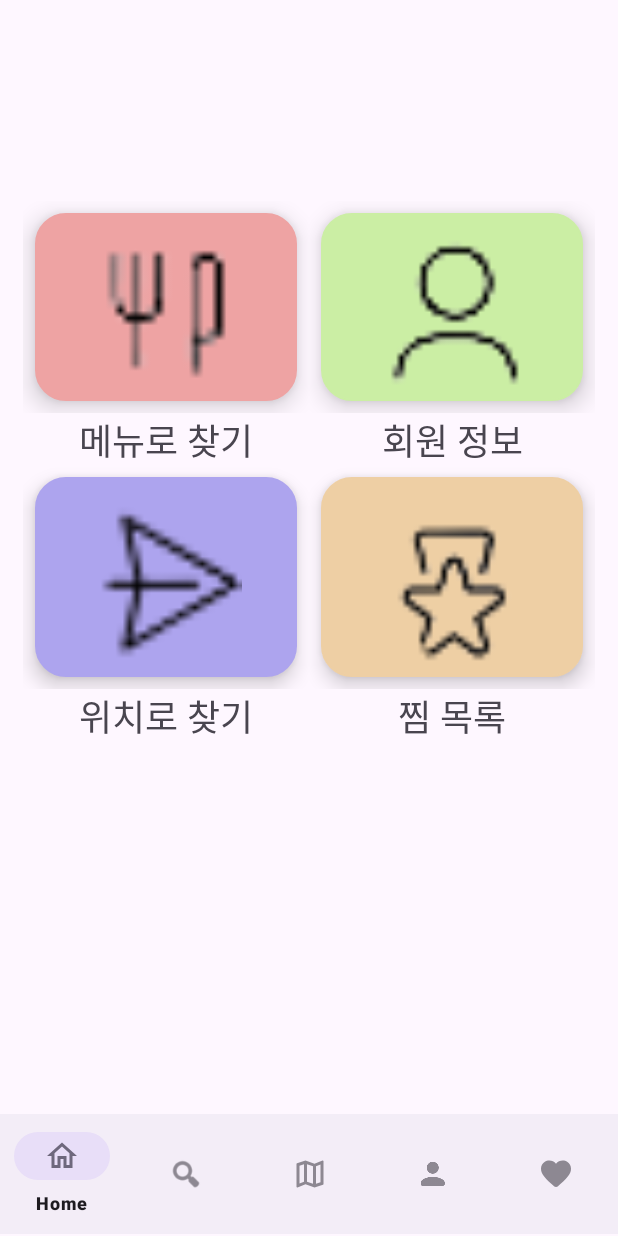
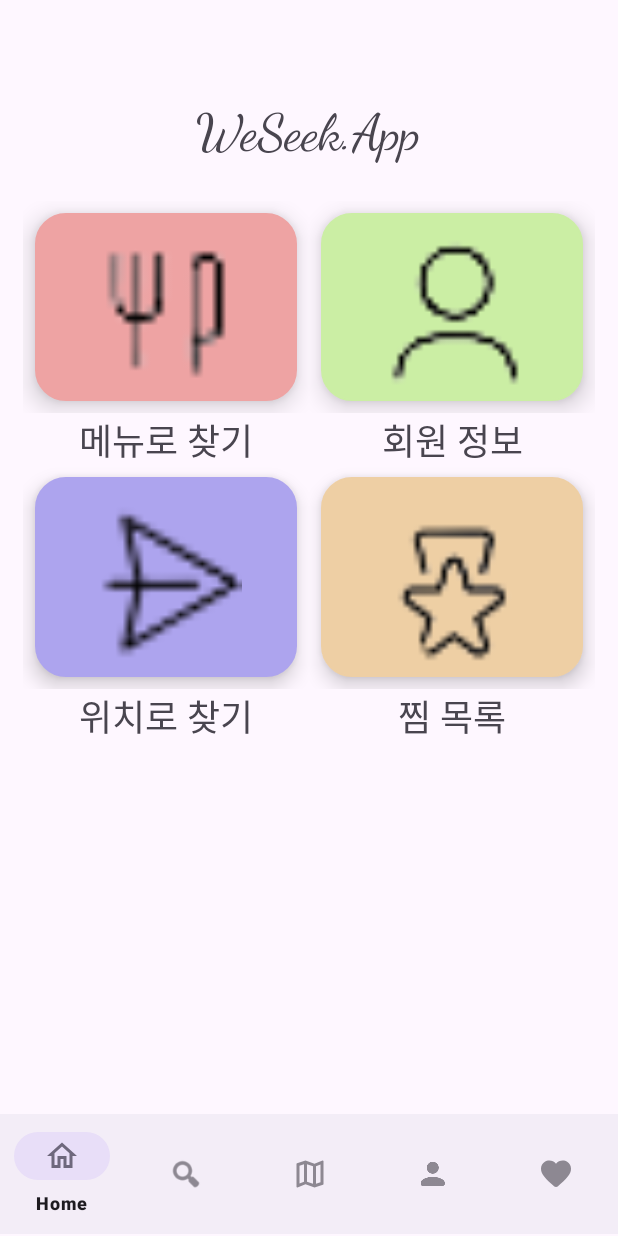
Before and after one commit to HirosiUko/WeSeek.App, an Android app: the screen it shows after launch (MainActivity), on a phone screen of 412 x 824 dp. Run offline under Robolectric (Android 15) with nearby library versions, the phone set to English and light mode, and no system bars; our stand-ins replace CircleImageView, Volley.

Commit message:
Login 기능 완성2. - 로그인후 Page1에서 user 이름 나옴.

```diff
--- a/app/src/main/java/com/weseekapp/Page1Activity.java
+++ b/app/src/main/java/com/weseekapp/Page1Activity.java
@@ -45,7 +45,11 @@
         btn_page1_location.setOnClickListener(this);
         btn_page1_jjim.setOnClickListener(this);
 
-
+        PersonInfo personInfo = PersonInfo.getInstance();
+        if(personInfo.isLogin)
+        {
+            ((TextView)view.findViewById(R.id.tv_page1_title)).setText("Hello "+personInfo.getName());
+        }
         return view;
     }
 
--- a/app/src/main/res/layout/page1.xml
+++ b/app/src/main/res/layout/page1.xml
@@ -1,15 +1,33 @@
 <?xml version="1.0" encoding="utf-8"?>
-<LinearLayout xmlns:android="http://schemas.android.com/apk/res/android"
+<androidx.constraintlayout.widget.ConstraintLayout xmlns:android="http://schemas.android.com/apk/res/android"
     xmlns:app="http://schemas.android.com/apk/res-auto"
     xmlns:tools="http://schemas.android.com/tools"
     android:layout_width="match_parent"
     android:layout_height="match_parent"
 
     android:orientation="vertical"
-    tools:context=".MainActivity" >
+    tools:context=".MainActivity">
 
     <include
+        android:id="@+id/include"
         layout="@layout/page1_retouch"
-        android:layout_width="match_parent"
-        android:layout_height="match_parent" />
-</LinearLayout>
+        android:layout_width="0dp"
+        android:layout_height="0dp"
+        app:layout_constraintBottom_toBottomOf="parent"
+        app:layout_constraintEnd_toEndOf="parent"
+        app:layout_constraintStart_toStartOf="parent"
+        app:layout_constraintTop_toTopOf="parent" />
+
+    <TextView
+        android:id="@+id/tv_page1_title"
+        android:layout_width="wrap_content"
+        android:layout_height="wrap_content"
+        android:layout_marginTop="68dp"
+        android:fontFamily="cursive"
+        android:text="WeSeek.App"
+        android:textSize="34sp"
+        app:layout_constraintEnd_toEndOf="parent"
+        app:layout_constraintHorizontal_bias="0.498"
+        app:layout_constraintStart_toStartOf="parent"
+        app:layout_constraintTop_toTopOf="parent" />
+</androidx.constraintlayout.widget.ConstraintLayout>
```
